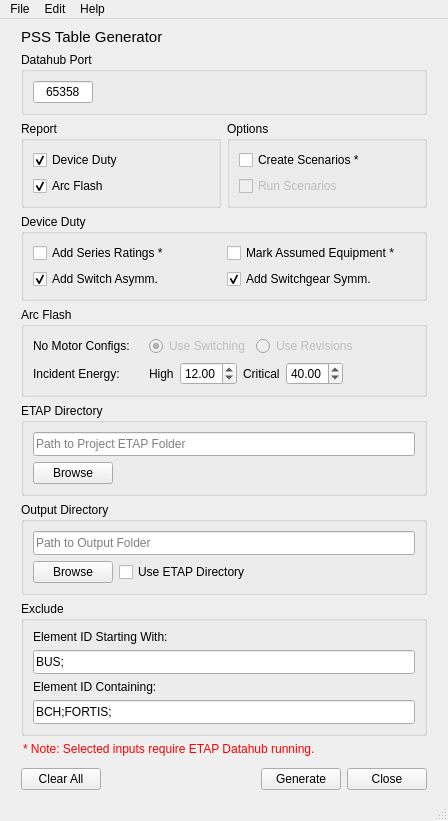
This is res/pss_report_gen_ui.ui in adilzafar66/pss-table-generator as Qt 5 draws it before an edit. The edited form follows.
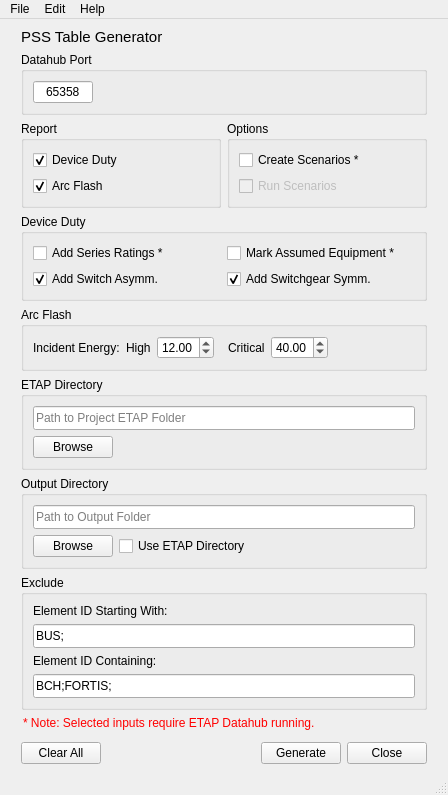
This is the edited form.

The edit to the form file:
```diff
--- a/res/pss_report_gen_ui.ui
+++ b/res/pss_report_gen_ui.ui
@@ -10,7 +10,7 @@
     <x>0</x>
     <y>0</y>
     <width>448</width>
-    <height>757</height>
+    <height>755</height>
    </rect>
   </property>
   <property name="sizePolicy">
@@ -244,67 +244,13 @@
         <layout class="QVBoxLayout" name="verticalLayout_11">
          <item>
           <layout class="QGridLayout" name="arc_flash_grid">
-           <item row="0" column="1">
-            <widget class="QLabel" name="nm_config_label">
-             <property name="text">
-              <string>No Motor Configs:    </string>
-             </property>
-            </widget>
-           </item>
            <item row="0" column="2">
-            <layout class="QHBoxLayout" name="nm_config_layout">
-             <item>
-              <widget class="QRadioButton" name="nm_switching_radio">
-               <property name="enabled">
-                <bool>false</bool>
-               </property>
-               <property name="text">
-                <string>Use Switching</string>
-               </property>
-               <property name="checked">
-                <bool>true</bool>
-               </property>
-              </widget>
-             </item>
-             <item>
-              <widget class="QRadioButton" name="nm_revisions_radio">
-               <property name="enabled">
-                <bool>false</bool>
-               </property>
-               <property name="text">
-                <string>Use Revisions</string>
-               </property>
-               <property name="checked">
-                <bool>false</bool>
-               </property>
-              </widget>
-             </item>
-             <item>
-              <spacer name="nm_config_spacer">
-               <property name="orientation">
-                <enum>Qt::Horizontal</enum>
-               </property>
-               <property name="sizeHint" stdset="0">
-                <size>
-                 <width>40</width>
-                 <height>20</height>
-                </size>
-               </property>
-              </spacer>
-             </item>
-            </layout>
-           </item>
-           <item row="1" column="1">
-            <widget class="QLabel" name="incident_energy_label">
-             <property name="text">
-              <string>Incident Energy:</string>
-             </property>
-            </widget>
-           </item>
-           <item row="1" column="2">
             <layout class="QHBoxLayout" name="incident_energy_layout">
              <item>
               <layout class="QHBoxLayout" name="low_energy_layout">
+               <property name="rightMargin">
+                <number>8</number>
+               </property>
                <item>
                 <widget class="QLabel" name="low_energy_label">
                  <property name="text">
@@ -354,6 +300,13 @@
              </item>
             </layout>
            </item>
+           <item row="0" column="1">
+            <widget class="QLabel" name="incident_energy_label">
+             <property name="text">
+              <string>Incident Energy:</string>
+             </property>
+            </widget>
+           </item>
           </layout>
          </item>
         </layout>
```
Left out of the diff: 34 changed lines with no effect on the pictures.
